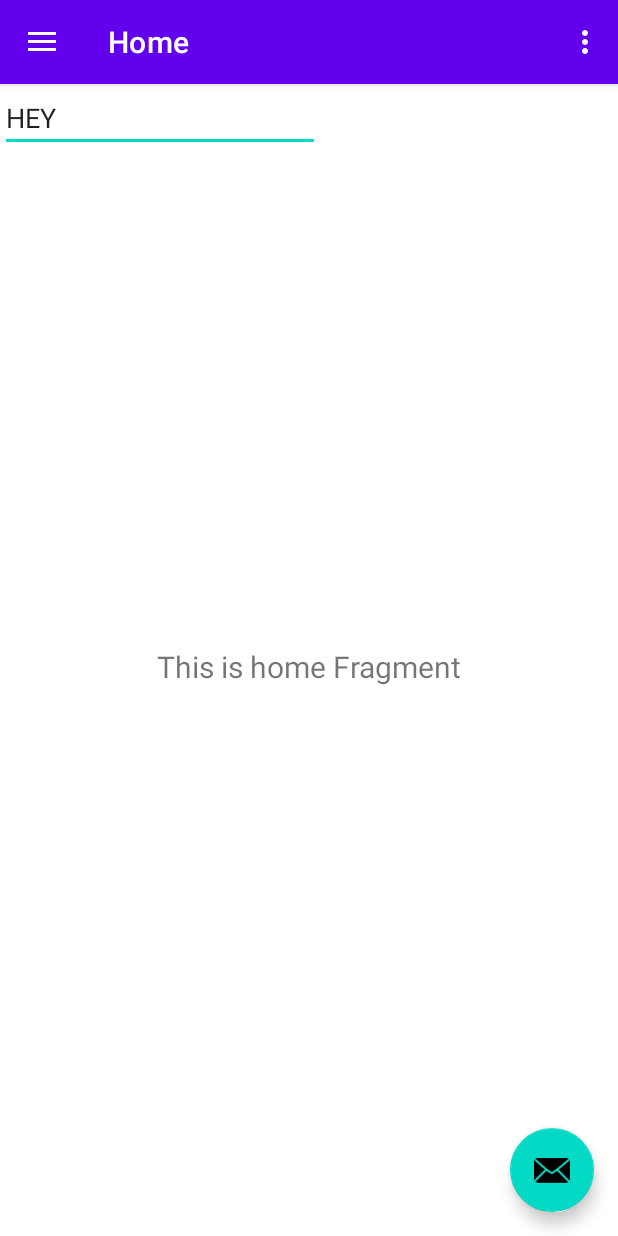
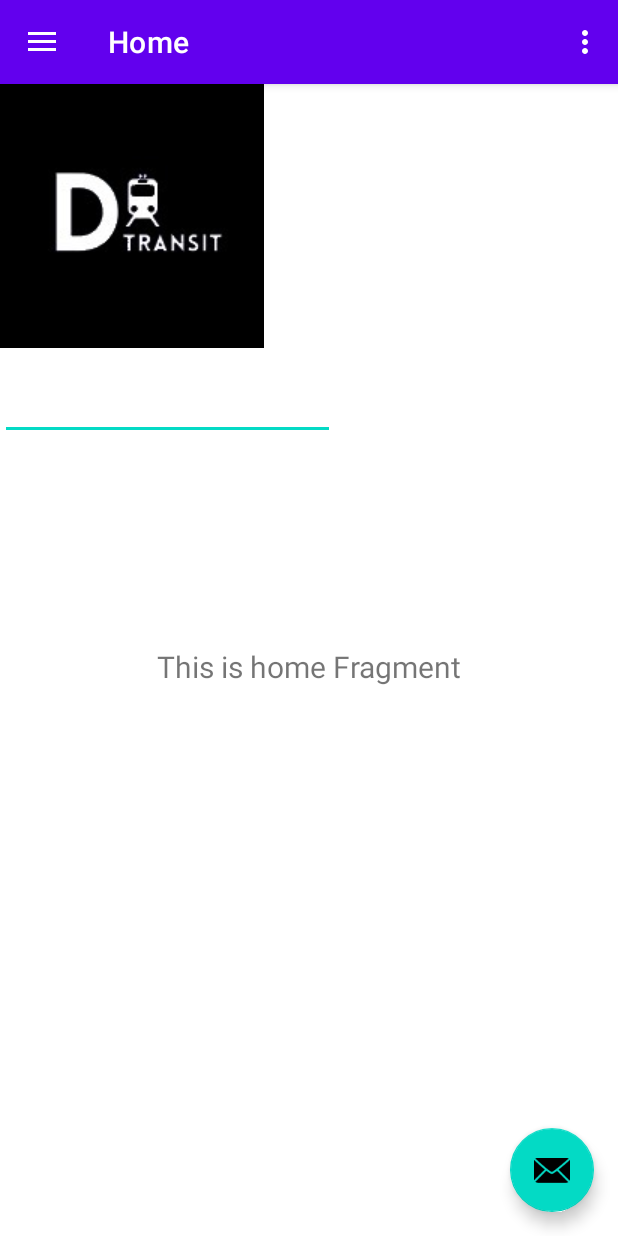
Before and after one commit to bryanlyucvts/asd_project_ii, an Android app: the screen it shows after launch (MainActivity), on a phone screen of 412 x 824 dp. Run offline under Robolectric (Android 15) with nearby library versions, the phone set to English and light mode, and no system bars; our stand-ins replace navigation-ui.

Commit message:
added smtg to content main again?

```diff
--- a/app/src/main/res/layout/content_main.xml
+++ b/app/src/main/res/layout/content_main.xml
@@ -20,11 +20,18 @@
 
     <EditText
         android:id="@+id/editTextText"
-        android:layout_width="wrap_content"
-        android:layout_height="wrap_content"
+        android:layout_width="223dp"
+        android:layout_height="237dp"
         android:ems="10"
         android:inputType="text"
         android:text="HEY"
-        tools:layout_editor_absoluteX="100dp"
-        tools:layout_editor_absoluteY="315dp" />
+        tools:layout_editor_absoluteX="94dp"
+        tools:layout_editor_absoluteY="219dp" />
+
+    <ImageView
+        android:id="@+id/imageView3"
+        android:layout_width="wrap_content"
+        android:layout_height="wrap_content"
+        app:srcCompat="@drawable/dtransit" />
+
 </androidx.constraintlayout.widget.ConstraintLayout>
```
Also changed, not shown: app/src/main/res/drawable/dtransit.jpg (added).
